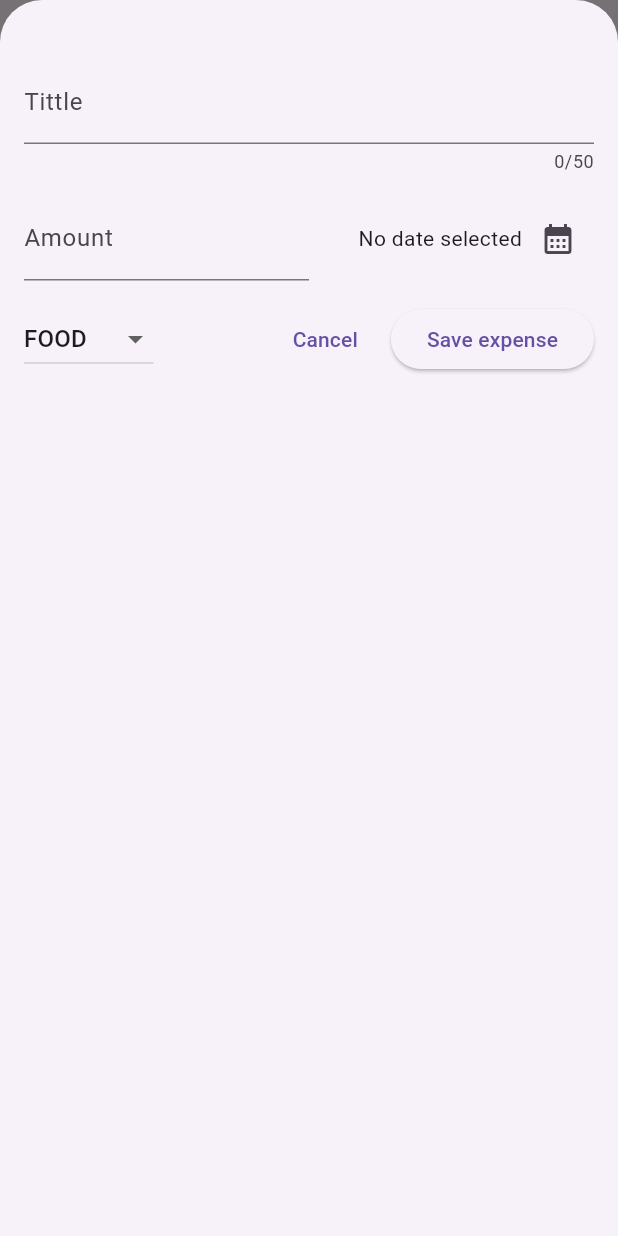
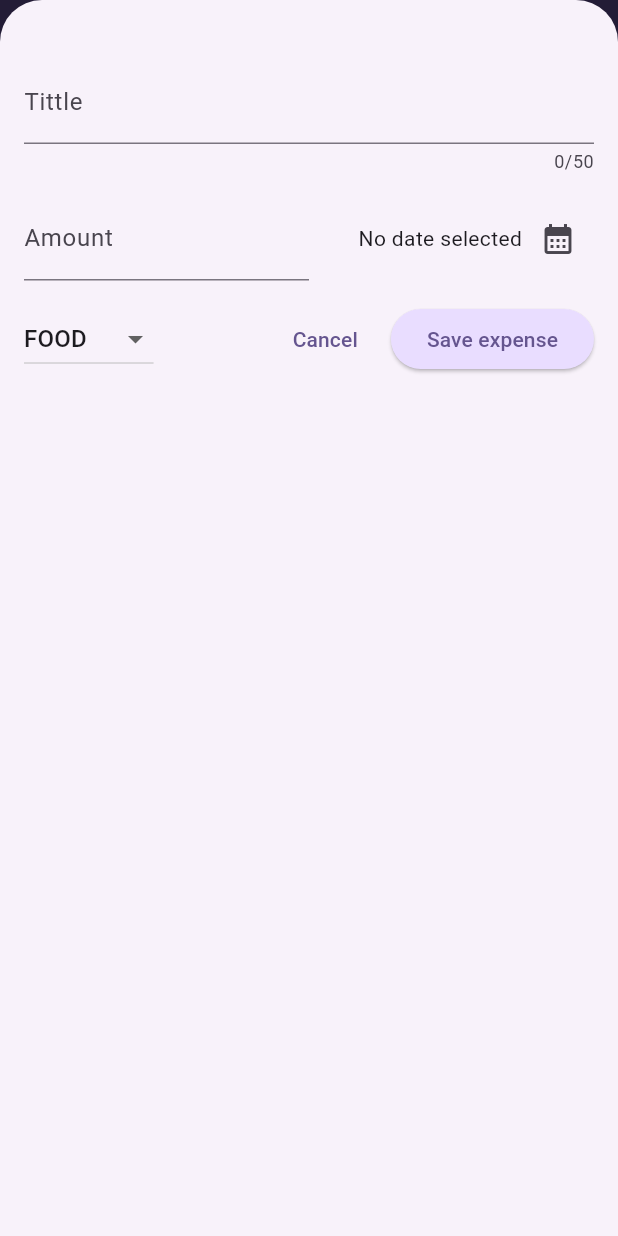
Before and after one commit to wmvieira21/expenses_tracker_flutter, a Flutter app: the screen it shows after launch, after a tap on the "add" icon, on a phone screen of 412 x 824 dp. Run offline on Flutter 3.47's test engine with Material 3 defaults, Android fonts, the phone set to English and light mode, and no system bars.

Commit message:
begining with theming

```diff
--- a/lib/main.dart
+++ b/lib/main.dart
@@ -1,10 +1,34 @@
 import 'package:expenses_tracker/widgets/expenses.dart';
 import 'package:flutter/material.dart';
 
+var kColorsScheme =
+    ColorScheme.fromSeed(seedColor: Color.fromARGB(255, 96, 59, 181));
+
 void main() {
   runApp(
-    const MaterialApp(
-      home: Expenses(),
+    MaterialApp(
+      theme: ThemeData().copyWith(
+        colorScheme: kColorsScheme,
+        appBarTheme: AppBarTheme().copyWith(
+          backgroundColor: kColorsScheme.onPrimaryContainer,
+          foregroundColor: kColorsScheme.onPrimary,
+        ),
+        cardTheme: CardTheme().copyWith(
+          color: kColorsScheme.secondaryContainer,
+          margin: EdgeInsets.symmetric(horizontal: 16, vertical: 8),
+        ),
+        elevatedButtonTheme: ElevatedButtonThemeData(
+          style: ElevatedButton.styleFrom(
+              backgroundColor: kColorsScheme.primaryContainer),
+        ),
+        textTheme: ThemeData().textTheme.copyWith(
+              titleLarge: TextStyle(
+                  fontWeight: FontWeight.w500,
+                  color: kColorsScheme.onSecondaryContainer,
+                  fontSize: 18),
+            ),
+      ),
+      home: const Expenses(),
     ),
   );
 }
```
